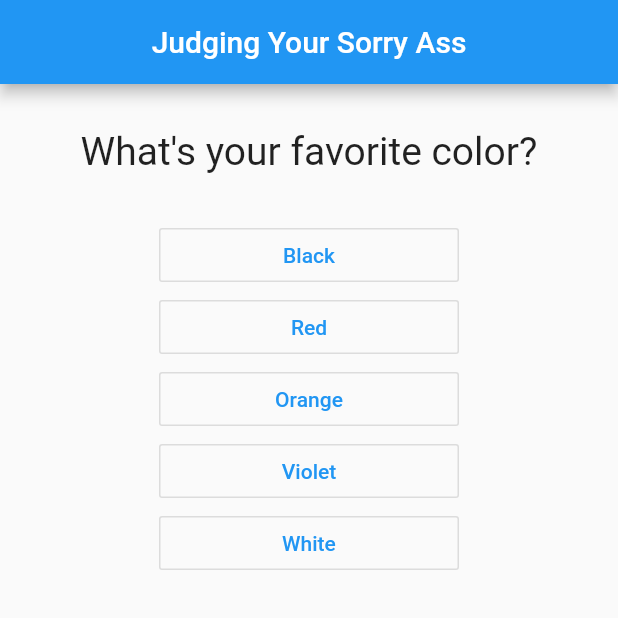
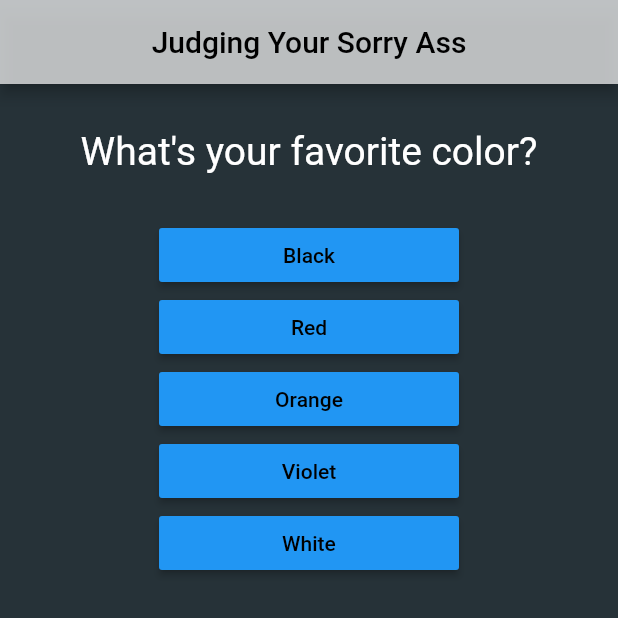
Before and after one commit to Techno-Disaster/Judgement, a Flutter app: the screen it shows after launch, on a phone screen of 412 x 824 dp, the top half of it. Run offline on Flutter 3.47's test engine with Material 2 defaults, Android fonts, the phone set to English and light mode, and no system bars.

Commit message:
made app more boring with colors

```diff
--- a/lib/answer.dart
+++ b/lib/answer.dart
@@ -10,9 +10,9 @@ class Answer extends StatelessWidget {
   Widget build(BuildContext context) {
     return Container(
       width: 200.0,
-      child: OutlineButton(
-        color: Colors.black,
-        textColor: Colors.blue,
+      child: MaterialButton(
+        color: Colors.blue,
+        textColor: Colors.black,
         child: Text(answerText),
         onPressed: storepointerfromanswerQuestion,
       ),
--- a/lib/main.dart
+++ b/lib/main.dart
@@ -29,7 +29,7 @@ class _MyAppState extends State<MyApp> {
       "answers": [
         {"text": "Jetbrains IDE", "score": 15},
         {"text": "Vscode", "score": 20},
-          {"text": "Atom", "score": 5},
+        {"text": "Atom  ", "score": 5},
       ],
     },
     {
@@ -62,7 +62,6 @@ class _MyAppState extends State<MyApp> {
         {"text": "Marvel", "score": 20},
       ],
     },
-
   ];
   var questionIndex = 0;
   var totalScore = 0;
@@ -72,7 +71,6 @@ class _MyAppState extends State<MyApp> {
       questionIndex = 0;
       totalScore = 0;
     });
-
   }
 
   void answerQuestion(int score) {
@@ -93,8 +91,12 @@ class _MyAppState extends State<MyApp> {
     return MaterialApp(
       home: Scaffold(
         appBar: AppBar(
+          backgroundColor: Colors.white70,
           centerTitle: true,
-          title: Text("Judging Your Sorry Ass"),
+          title: Text(
+            "Judging Your Sorry Ass",
+            style: TextStyle(color: Colors.black),
+          ),
         ),
         body: questionIndex < questions.length
             ? Quiz(
@@ -103,6 +105,7 @@ class _MyAppState extends State<MyApp> {
                 questions: questions,
               )
             : Result(totalScore, resetQuiz),
+        backgroundColor: Colors.blueGrey[900],
       ),
     );
   }
--- a/lib/question.dart
+++ b/lib/question.dart
@@ -12,7 +12,7 @@ class Question extends StatelessWidget {
       margin: EdgeInsets.all(30),
       child: Text(
         questionText,
-        style: TextStyle(fontSize: 26),
+        style: TextStyle(fontSize: 26, color: Colors.white),
         textAlign: TextAlign.center,
       ),
     );
```
Also changed, not shown: lib/result.dart (+12 -9 lines). Lines whose indentation alone changed are shown as unchanged.
